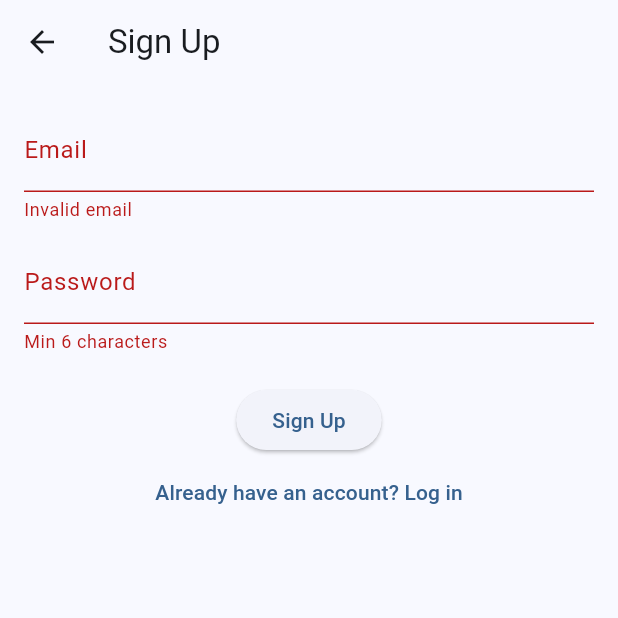
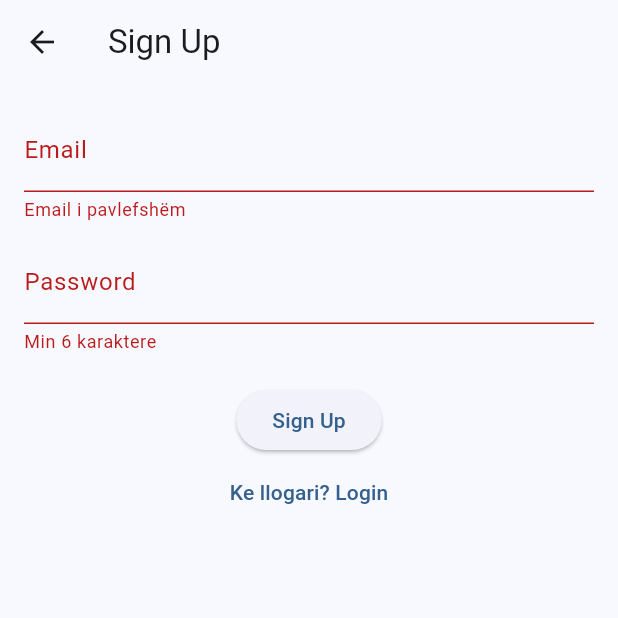
Before and after one commit to andestballa/contact_manager_app, a Flutter app: the SignupPage screen opened directly, after a tap on "Sign Up", on a phone screen of 412 x 824 dp, the top half of it. Run offline on Flutter 3.47's test engine with Material 3 defaults, Android fonts, the phone set to English and light mode, and no system bars; our stand-ins replace shared_preferences; accounts and stored records are empty.

Commit message:
ADDED PROVIDER FOR BOTH  LOGIN/SIGNUP

```diff
--- a/lib/signup.dart
+++ b/lib/signup.dart
@@ -1,8 +1,5 @@
-import 'dart:convert';
 import 'package:flutter/material.dart';
-import 'package:http/http.dart' as http;
 import 'package:provider/provider.dart';
-import 'package:contact_manager_app/app_config.dart';
 import 'providers/auth_provider.dart';
 
 class SignupPage extends StatefulWidget {
@@ -14,53 +11,38 @@ class SignupPage extends StatefulWidget {
 
 class _SignupPageState extends State<SignupPage> {
   final _formKey = GlobalKey<FormState>();
-  final email = TextEditingController();
-  final password = TextEditingController();
-
-  bool isLoading = false;
+  final emailController = TextEditingController();
+  final passwordController = TextEditingController();
 
   @override
   void dispose() {
-    email.dispose();
-    password.dispose();
+    emailController.dispose();
+    passwordController.dispose();
     super.dispose();
   }
 
-  Future<void> _signup() async {
+  Future<void> _submit() async {
     if (!_formKey.currentState!.validate()) return;
 
-    setState(() => isLoading = true);
+    final auth = context.read<AuthProvider>();
 
-    try {
-      final response = await http.post(
-        Uri.parse("${AppConfig.baseUrl}/signup/"),
-        headers: {"Content-Type": "application/json"},
-        body: jsonEncode({
-          "email": email.text.trim(),
-          "password": password.text,
-        }),
+    final success = await auth.signup(
+      email: emailController.text,
+      password: passwordController.text,
+    );
+
+    if (!success && auth.error != null) {
+      ScaffoldMessenger.of(context).showSnackBar(
+        SnackBar(content: Text(auth.error!)),
       );
-
-      final data = jsonDecode(response.body);
-
-      if (response.statusCode == 200) {
-        await context.read<AuthProvider>().login(data["token"]);
-      } else {
-        ScaffoldMessenger.of(context).showSnackBar(
-          SnackBar(content: Text(data["error"] ?? "Signup failed")),
-        );
-      }
-    } catch (e) {
-      ScaffoldMessenger.of(context).showSnackBar(
-        SnackBar(content: Text("Network error: $e")),
-      );
-    } finally {
-      setState(() => isLoading = false);
     }
+    // Nëse success == true → AuthGate hap HomePage automatikisht
   }
 
   @override
   Widget build(BuildContext context) {
+    final auth = context.watch<AuthProvider>();
+
     return Scaffold(
       appBar: AppBar(title: const Text("Sign Up")),
       body: Padding(
@@ -70,29 +52,29 @@ class _SignupPageState extends State<SignupPage> {
           child: Column(
             children: [
               TextFormField(
-                controller: email,
+                controller: emailController,
                 decoration: const InputDecoration(labelText: "Email"),
                 validator: (v) =>
-                    v != null && v.contains("@") ? null : "Invalid email",
+                    v != null && v.contains("@") ? null : "Email i pavlefshëm",
               ),
               const SizedBox(height: 12),
               TextFormField(
-                controller: password,
+                controller: passwordController,
                 decoration: const InputDecoration(labelText: "Password"),
                 obscureText: true,
                 validator: (v) =>
-                    v != null && v.length >= 6 ? null : "Min 6 characters",
+                    v != null && v.length >= 6 ? null : "Min 6 karaktere",
               ),
               const SizedBox(height: 20),
               ElevatedButton(
-                onPressed: isLoading ? null : _signup,
-                child: isLoading
+                onPressed: auth.isLoading ? null : _submit,
+                child: auth.isLoading
                     ? const CircularProgressIndicator()
                     : const Text("Sign Up"),
               ),
               TextButton(
                 onPressed: () => Navigator.pop(context),
-                child: const Text("Already have an account? Log in"),
+                child: const Text("Ke llogari? Login"),
               ),
             ],
           ),
```
Also changed, not shown: lib/login.dart (+18 -36 lines), lib/providers/auth_provider.dart (+90 -5 lines), 1 other file.
